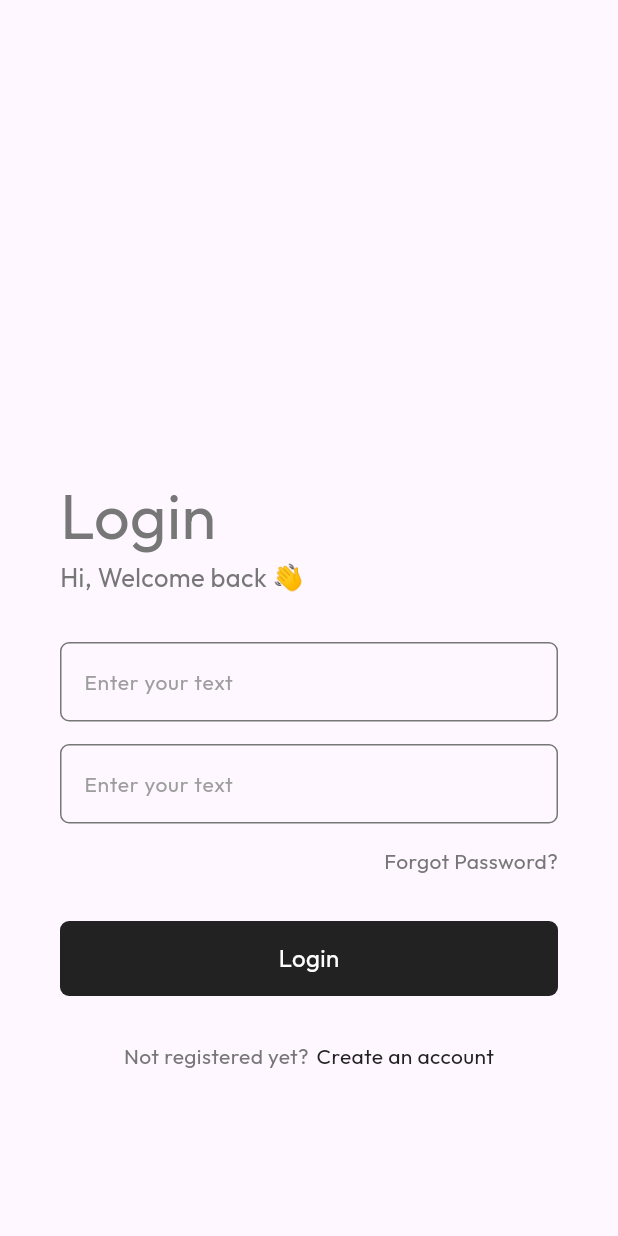
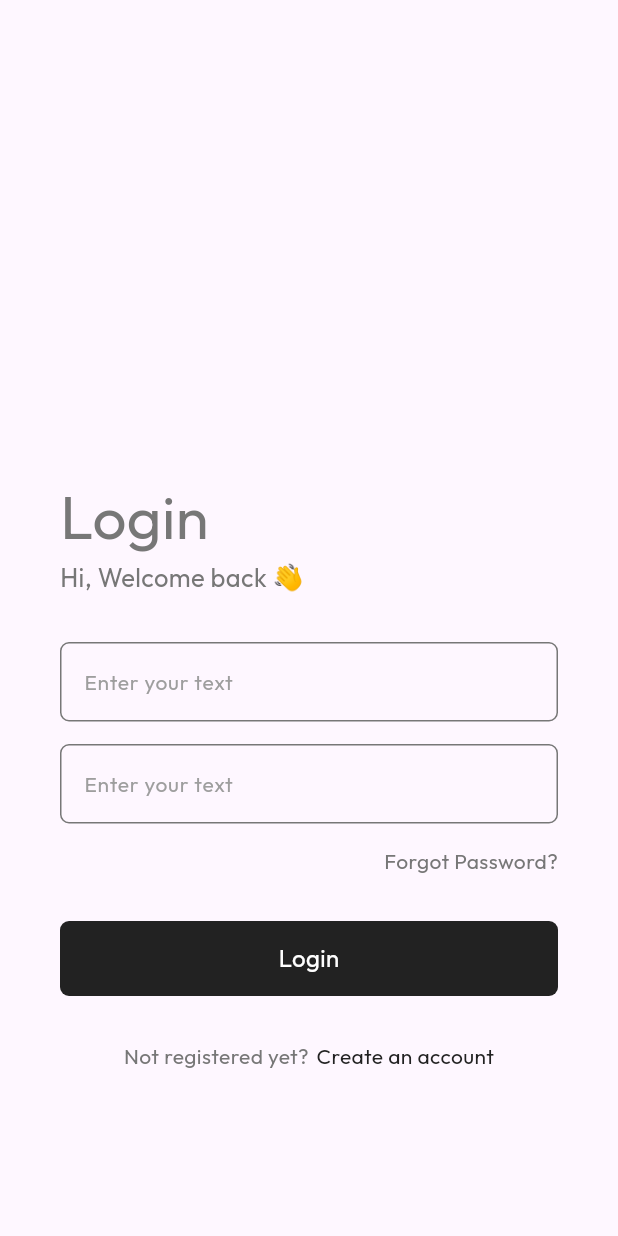
Before and after one commit to dizzpy/AuthApp-Flutter-Firebase, a Flutter app: the screen it shows after launch, on a phone screen of 412 x 824 dp. Run offline on Flutter 3.47's test engine with Material 3 defaults, Android fonts, the phone set to English and light mode, and no system bars; our stand-ins replace google_fonts.

Commit message:
Text style

```diff
--- /dev/null
+++ b/lib/components/body_text.dart
@@ -0,0 +1,26 @@
+import 'package:firebase_auth/const/colors.dart';
+import 'package:flutter/material.dart';
+import 'package:google_fonts/google_fonts.dart';
+
+class MyBodyText extends StatelessWidget {
+  const MyBodyText({
+    required this.title,
+    required this.fontSize,
+  });
+
+  final String title;
+  final double fontSize;
+
+  @override
+  Widget build(BuildContext context) {
+    return Text(
+      title,
+      style: GoogleFonts.outfit(
+        textStyle: TextStyle(
+          fontSize: fontSize,
+          color: kTextLightGray,
+        ),
+      ),
+    );
+  }
+}
--- /dev/null
+++ b/lib/const/styles.dart
@@ -0,0 +1,9 @@
+import 'package:firebase_auth/const/colors.dart';
+import 'package:flutter/material.dart';
+
+const kBodyText = (
+  textStyle: TextStyle(
+    fontSize: 14,
+    color: kTextLightGray,
+  ),
+);
--- a/lib/pages/login_page.dart
+++ b/lib/pages/login_page.dart
@@ -1,3 +1,4 @@
+import 'package:firebase_auth/components/body_text.dart';
 import 'package:firebase_auth/components/custom_textfield.dart';
 import 'package:firebase_auth/const/colors.dart';
 import 'package:flutter/material.dart';
@@ -16,14 +17,9 @@ class LoginPage extends StatelessWidget {
           children: [
             Spacer(),
             // Title
-            Text(
-              "Login",
-              style: GoogleFonts.outfit(
-                textStyle: TextStyle(
-                  fontSize: 42,
-                  color: kTextLightGray,
-                ),
-              ),
+            MyBodyText(
+              title: 'Login',
+              fontSize: 40,
             ),
 
             // subtitle
```
